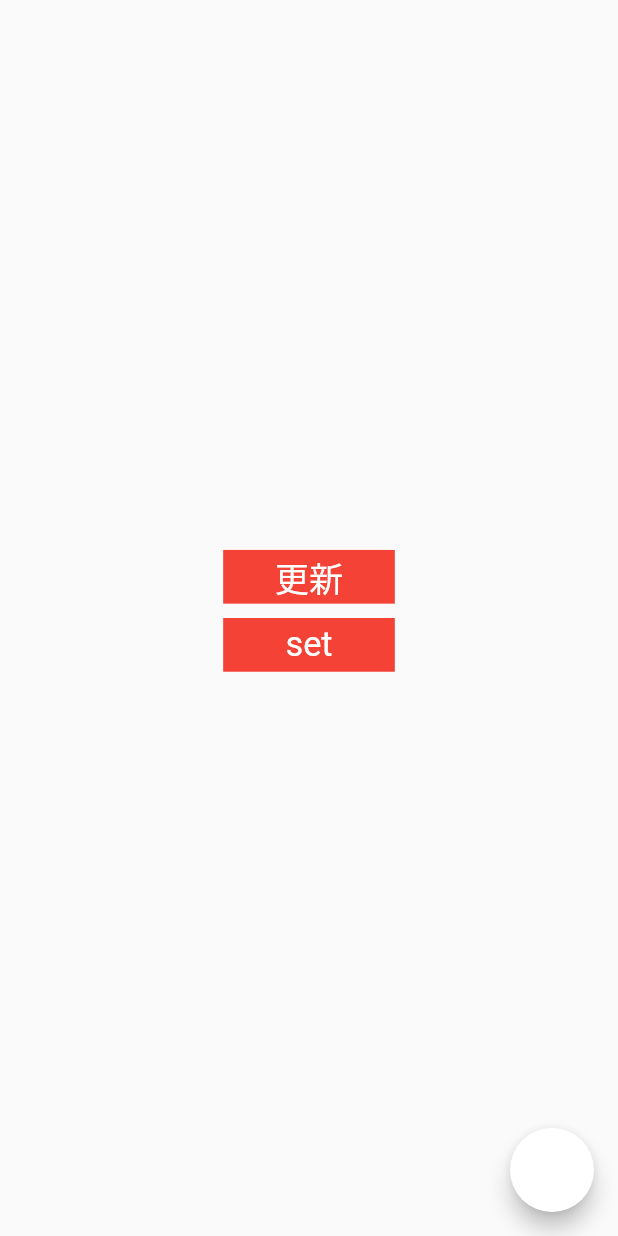
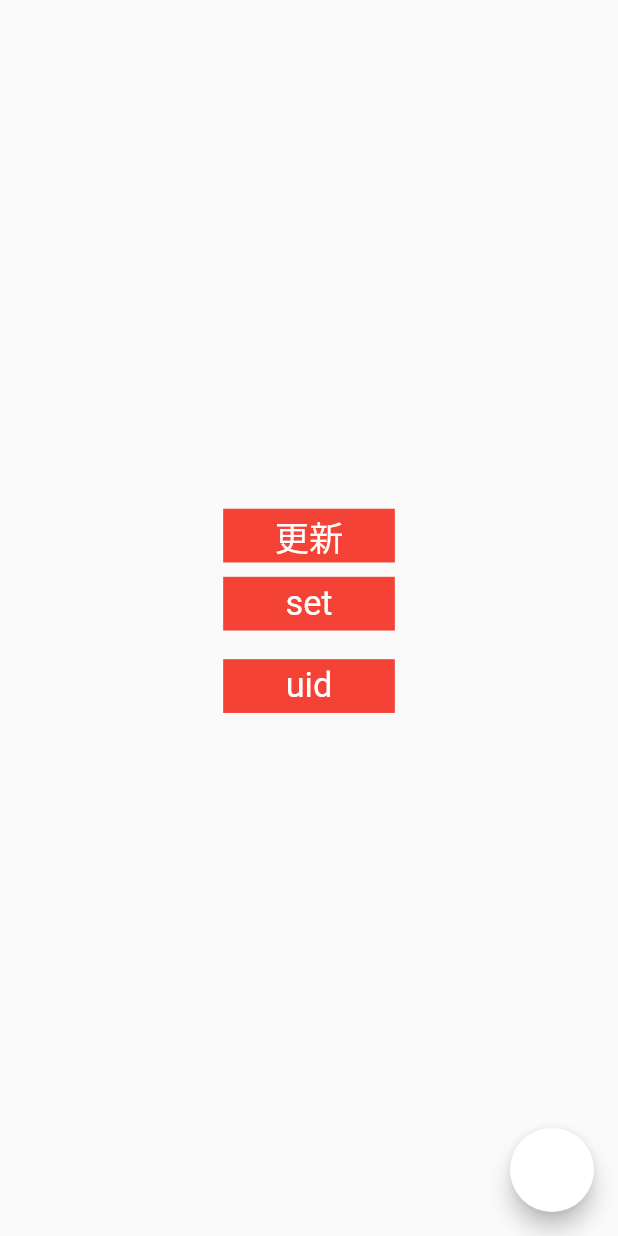
Before and after one commit to solevin/MemoryWeakness, a Flutter app: the RoomPage screen opened by its route, on a phone screen of 412 x 824 dp. Run offline on Flutter 3.47's test engine with Material 2 defaults, Android fonts, the phone set to English and light mode, and no system bars; our stand-ins replace cloud_firestore, firebase_auth, firebase_core, flutter_screenutil, go_router, hooks_riverpod and 1 more; accounts and stored records are empty; network calls fail; statements that could not run were skipped.

Commit message:
#13: Firebase Authによる匿名認証

```diff
--- a/lib/main.dart
+++ b/lib/main.dart
@@ -1,5 +1,6 @@
 import 'package:cloud_firestore/cloud_firestore.dart';
 import 'package:firebase_core/firebase_core.dart';
+import 'package:firebase_auth/firebase_auth.dart';
 import 'package:flutter/material.dart';
 import 'package:flutter_screenutil/flutter_screenutil.dart';
 import 'package:memory_weakness/router.dart';
@@ -10,6 +11,7 @@ import 'package:provider/provider.dart' as provider;
 void main() async{
   WidgetsFlutterBinding.ensureInitialized();
   await Firebase.initializeApp();
+  await FirebaseAuth.instance.signInAnonymously();
   runApp(
     ProviderScope(
       child: provider.MultiProvider(
--- a/lib/ui/room/room_page.dart
+++ b/lib/ui/room/room_page.dart
@@ -1,5 +1,6 @@
 import 'package:cloud_firestore/cloud_firestore.dart';
 // import 'package:firebase_core/firebase_core.dart';
+import 'package:firebase_auth/firebase_auth.dart';
 import 'package:flutter/material.dart';
 import 'package:flutter_screenutil/flutter_screenutil.dart';
 import 'package:memory_weakness/ui/play/play_setting_view.dart';
@@ -62,7 +63,30 @@ class RoomPage extends StatelessWidget {
                       },
                     ),
                   ),
-                )
+                ),
+                Padding(
+                  padding: EdgeInsets.all(8.h),
+                  child: SizedBox(
+                    height: 30.h,
+                    width: 100.w,
+                    child: GestureDetector(
+                      child: DecoratedBox(
+                        decoration: BoxDecoration(color: Colors.red),
+                        child: Center(
+                          child: Text(
+                            'uid',
+                            style:
+                                TextStyle(fontSize: 20.sp, color: Colors.white),
+                          ),
+                        ),
+                      ),
+                      onTap: () async {
+                        String uid = FirebaseAuth.instance.currentUser!.uid;
+                        print(uid);
+                      },
+                    ),
+                  ),
+                ),
               ],
             ),
           );
--- a/pubspec.yaml
+++ b/pubspec.yaml
@@ -32,7 +32,7 @@ dependencies:
   cloud_firestore: ^3.1.9
   firebase_core: ^1.12.0
   firebase_auth: ^3.3.11
-  firebase_database: 9.0.8
+  firebase_database: ^9.0.8
 
 dev_dependencies:
   build_runner: ^2.1.7
```
